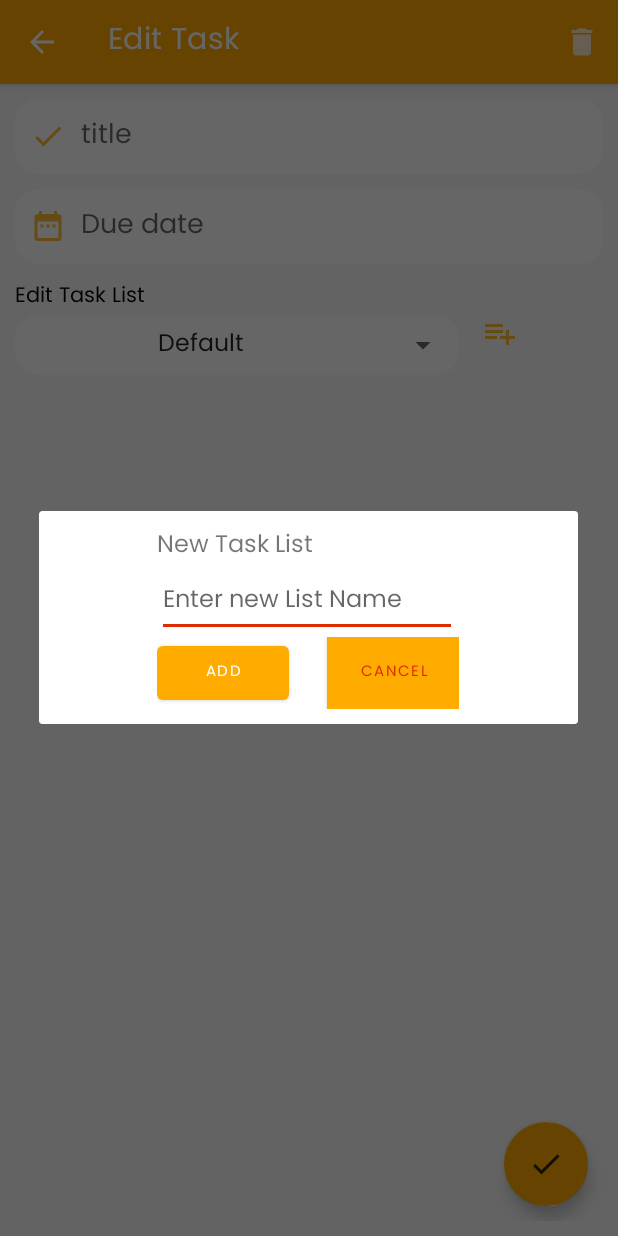
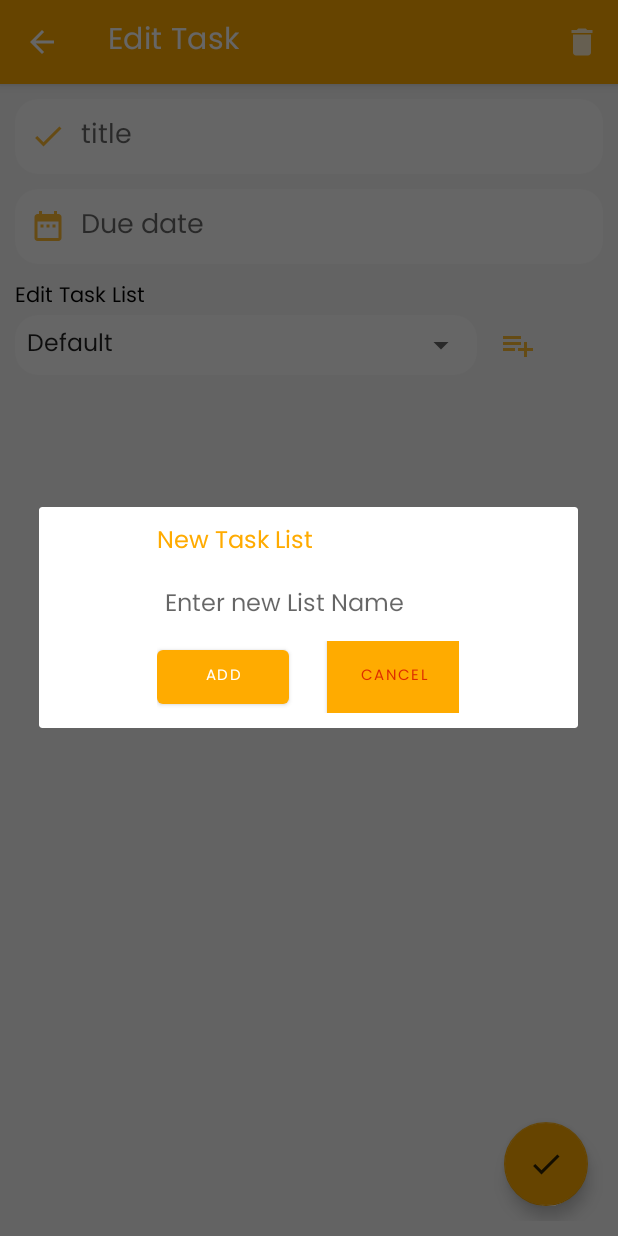
Before and after one commit to amazingAdii/intiQues, an Android app: the editEntry screen opened directly, with no data from a screen before it, after a tap on an icon or button, on a phone screen of 412 x 824 dp. Run offline under Robolectric (Android 15) with nearby library versions, the phone set to English and light mode, and no system bars; 1 statement that could not run was skipped.

Commit message:
bug solved

```diff
--- a/app/src/main/res/layout/activity_edit_entry.xml
+++ b/app/src/main/res/layout/activity_edit_entry.xml
@@ -78,7 +78,6 @@
             android:layout_height="wrap_content">
         <Spinner
             android:layout_weight="7"
-            android:textAlignment="center"
             android:layout_width="0.0dip"
             android:layout_height="40dip"
             android:id="@+id/spinner_edit_task_list"/>
@@ -86,8 +85,8 @@
 
         <TextView
             android:id="@+id/edit_new_list"
-            android:layout_width="38dp"
-
+            android:layout_width="wrap_content"
+            android:layout_gravity="center"
             android:layout_height="wrap_content"
             android:layout_marginStart="15dp"
             android:layout_weight="1"
--- a/app/src/main/res/layout/dialog_input_text.xml
+++ b/app/src/main/res/layout/dialog_input_text.xml
@@ -15,13 +15,15 @@
         android:layout_width="wrap_content"
         android:layout_height="wrap_content"
         android:textAlignment="center"
-
+        android:textColor="@color/colorPrimary"
         android:textSize="16dp"
         android:text="New Task List"
+      android:layout_marginBottom="10dip"
         android:fontFamily="@font/poppins_bold"/>
     <EditText
+      android:padding="5dp"
        android:textAlignment="textStart"
-
+        android:background="@drawable/edittext_circular"
         android:id="@+id/newListName"
         android:layout_width="200dp"
         android:fontFamily="@font/poppins_medium"
@@ -30,6 +32,7 @@
         android:textSize="16dp"
         android:hint="Enter new List Name "/>
     <LinearLayout
+      android:layout_marginTop="5dip"
         android:layout_width="wrap_content"
         android:orientation="horizontal"
         android:layout_height="wrap_content">
```
Also changed, not shown: app/src/main/java/com/maddy/adiii/interviewquestion/MainActivity.java (+15 -20 lines), app/src/main/java/com/maddy/adiii/interviewquestion/editEntry.java (+22 -5 lines), app/src/main/java/com/maddy/adiii/interviewquestion/modelTaskList.java (+14 -2 lines), app/src/main/res/drawable-anydpi/logo.png, app/src/main/res/drawable-v24/logo.png, 2 other files.
